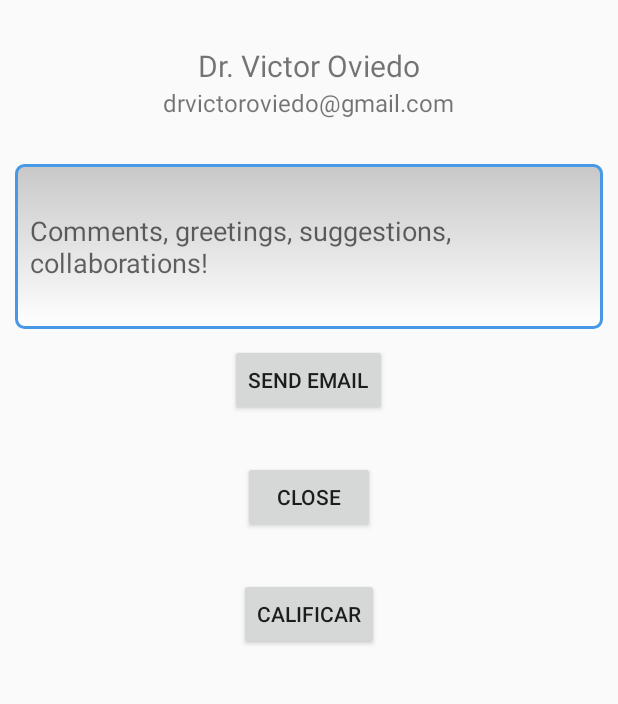
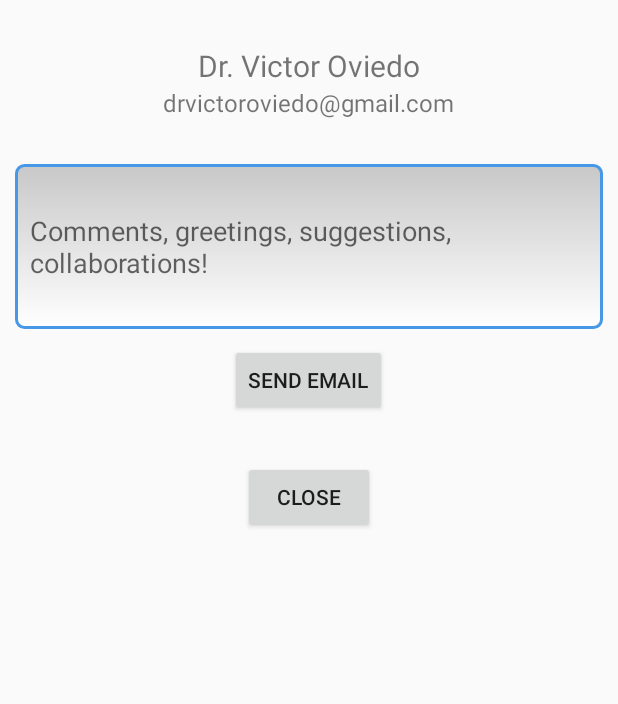
Before and after one commit to DrDexterSoft/Dextograma, an Android app: the layout activity_about.xml on its own in the app's theme, with its tools: preview values and no code run, on a phone screen of 412 x 824 dp, the part 90-794 px from its top. Run offline under Robolectric (Android 15) with nearby library versions, the phone set to English and light mode, and no system bars.

Commit message:
Primera actualizacion

```diff
--- a/app/src/main/res/layout/activity_about.xml
+++ b/app/src/main/res/layout/activity_about.xml
@@ -110,13 +110,5 @@
             android:layout_marginTop="30dp"
             />
 
-        <Button
-            android:id="@+id/calificar"
-            android:layout_width="wrap_content"
-            android:layout_height="wrap_content"
-            android:layout_marginTop="30dp"
-            android:layout_gravity="center_horizontal"
-            android:text="Calificar" />
-
     </androidx.appcompat.widget.LinearLayoutCompat>
 </ScrollView>
```
Also changed, not shown: app/src/main/java/com/drdextersoft/app/Gestograma/MainActivity.kt (+62 -19 lines), app/src/main/java/com/drdextersoft/app/myapplication/About.kt (+5 -8 lines).
